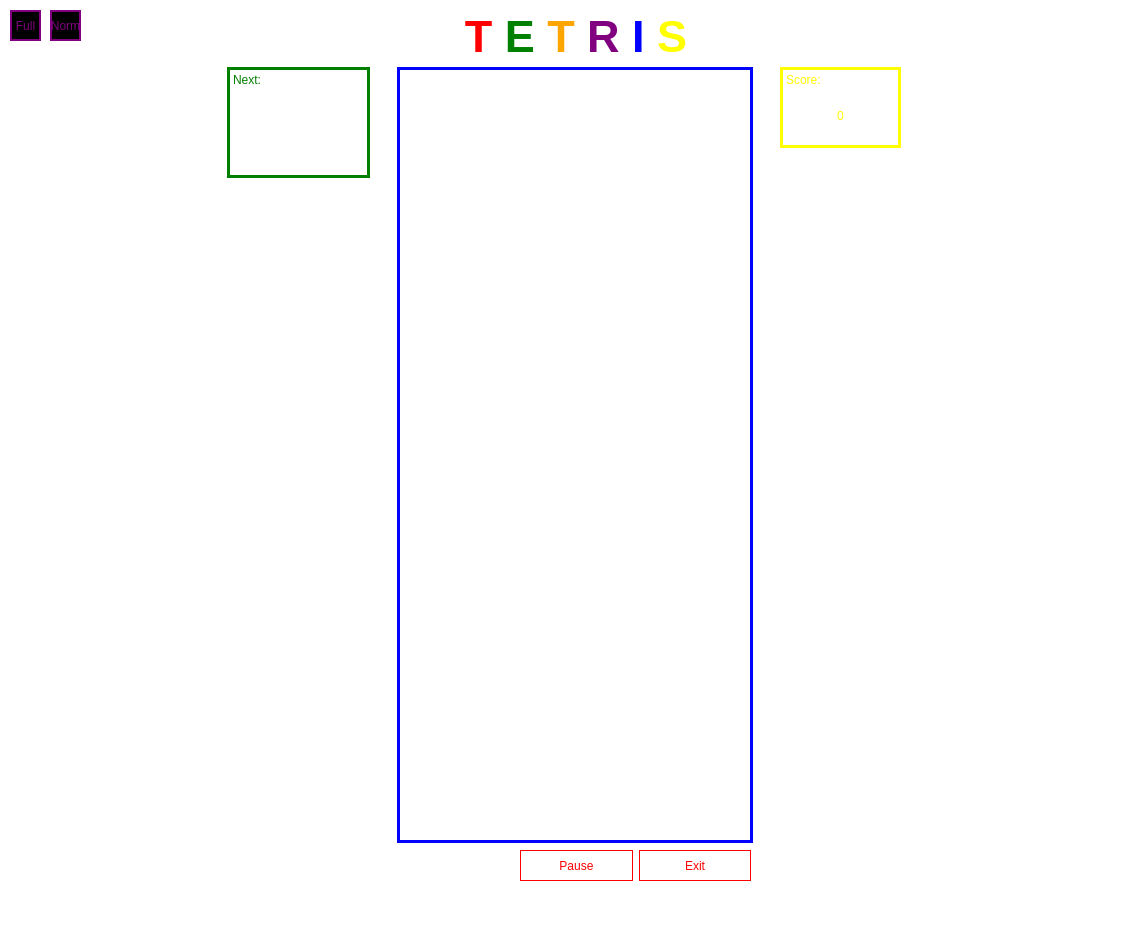
Old version of the form mainwindow2.ui in the repository FelixWeichselgartner/Tetris.
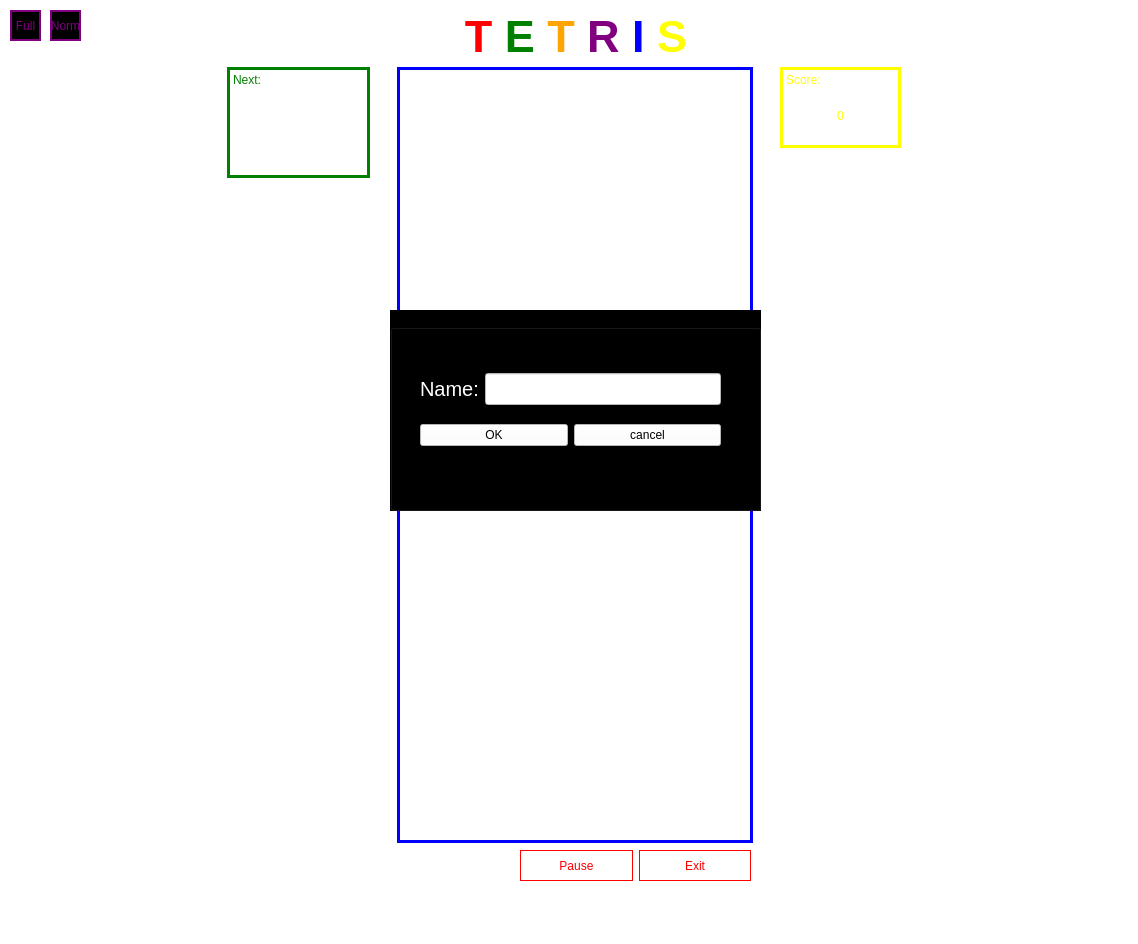
New version of the form.

The edit to the form file:
```diff
--- a/mainwindow2.ui
+++ b/mainwindow2.ui
@@ -245,6 +245,92 @@
      <string>Norm</string>
     </property>
    </widget>
+   <widget class="QGroupBox" name="groupBox">
+    <property name="geometry">
+     <rect>
+      <x>390</x>
+      <y>310</y>
+      <width>371</width>
+      <height>201</height>
+     </rect>
+    </property>
+    <property name="styleSheet">
+     <string notr="true">background-color: rgb(0, 0, 0);</string>
+    </property>
+    <property name="title">
+     <string>Highscoreliste</string>
+    </property>
+    <widget class="QWidget" name="layoutWidget">
+     <property name="geometry">
+      <rect>
+       <x>30</x>
+       <y>50</y>
+       <width>301</width>
+       <height>101</height>
+      </rect>
+     </property>
+     <layout class="QVBoxLayout" name="verticalLayout">
+      <item>
+       <layout class="QHBoxLayout" name="horizontalLayout_3">
+        <item>
+         <widget class="QLabel" name="label">
+          <property name="layoutDirection">
+           <enum>Qt::LeftToRight</enum>
+          </property>
+          <property name="styleSheet">
+           <string notr="true">background-color:black;
+color: white;
+font-size: 20px;</string>
+          </property>
+          <property name="frameShape">
+           <enum>QFrame::NoFrame</enum>
+          </property>
+          <property name="frameShadow">
+           <enum>QFrame::Plain</enum>
+          </property>
+          <property name="text">
+           <string>Name:</string>
+          </property>
+         </widget>
+        </item>
+        <item>
+         <widget class="QLineEdit" name="lineEdit">
+          <property name="styleSheet">
+           <string notr="true">background-color: rgb(255, 255, 255);
+font-color: black;
+font-size: 20px;</string>
+          </property>
+         </widget>
+        </item>
+       </layout>
+      </item>
+      <item>
+       <layout class="QHBoxLayout" name="horizontalLayout_2">
+        <item>
+         <widget class="QPushButton" name="pshOK">
+          <property name="styleSheet">
+           <string notr="true">background-color: white;</string>
+          </property>
+          <property name="text">
+           <string>OK</string>
+          </property>
+         </widget>
+        </item>
+        <item>
+         <widget class="QPushButton" name="pshCancel">
+          <property name="styleSheet">
+           <string notr="true">background-color: white;</string>
+          </property>
+          <property name="text">
+           <string>cancel</string>
+          </property>
+         </widget>
+        </item>
+       </layout>
+      </item>
+     </layout>
+    </widget>
+   </widget>
   </widget>
   <widget class="QMenuBar" name="menubar">
    <property name="geometry">
```
Left out of the diff: 2 changed lines with no effect on the pictures.
